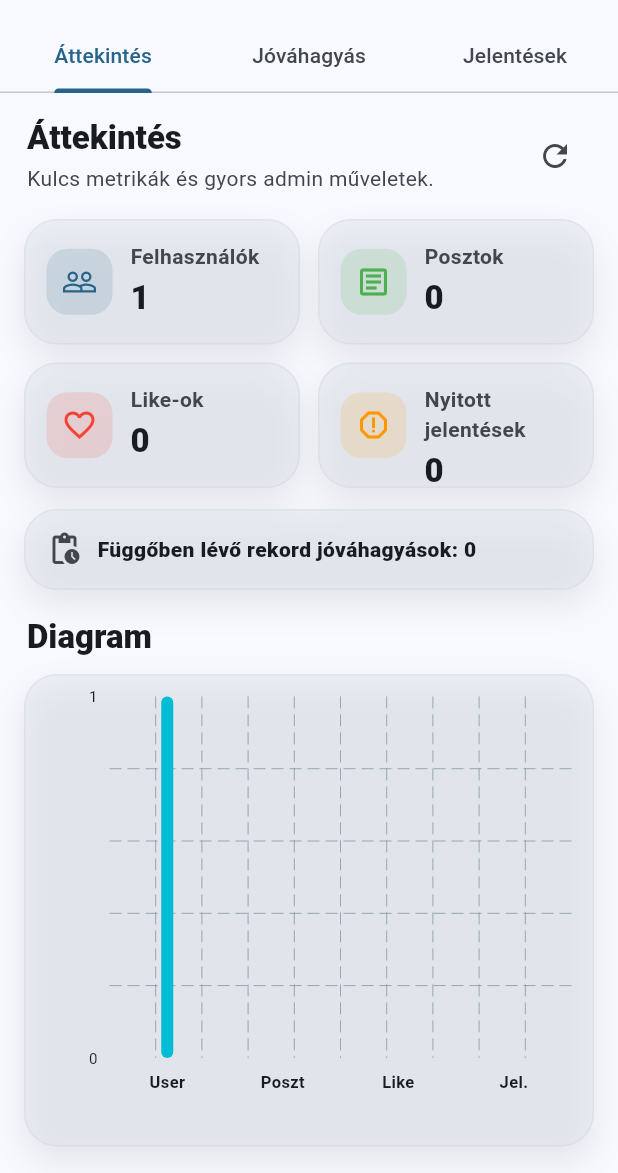
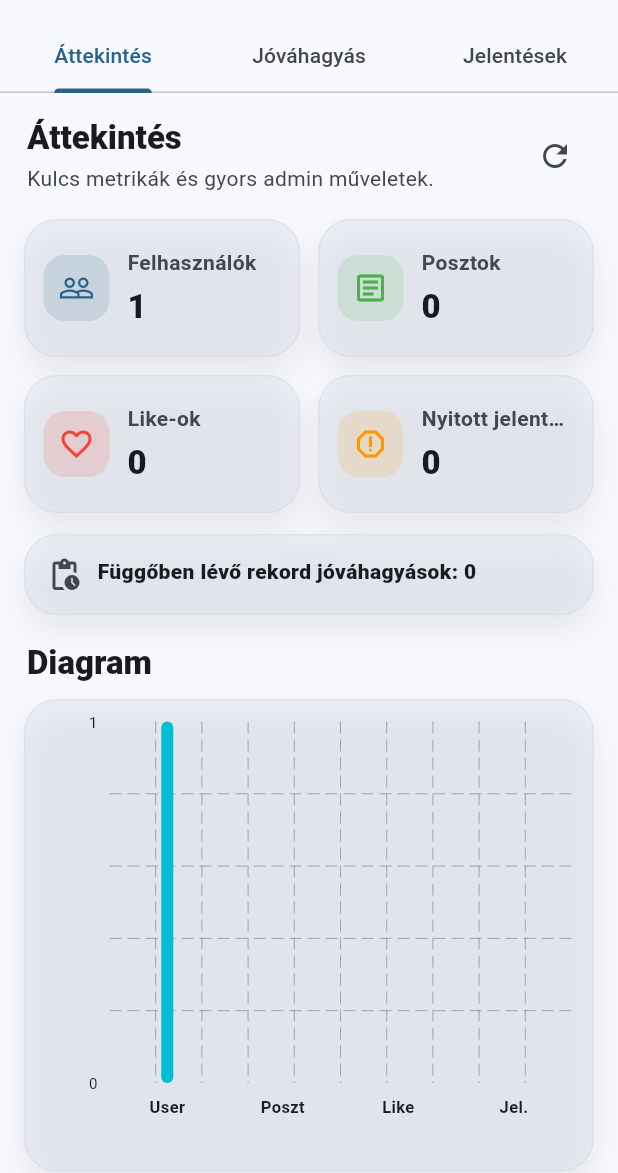
Before and after one commit to Poff26/pecazom_ios2, a Flutter app: the AdminPanelScreen screen opened directly, on a phone screen of 412 x 824 dp, the part 63-1236 px from its top. Run offline on Flutter 3.47's test engine with Material 3 defaults, Android fonts, the phone set to English and light mode, and no system bars; drawn by our look-alikes of fl_chart; our stand-ins replace cloud_firestore, firebase_auth, firebase_core, firebase_messaging, firebase_storage, flutter_local_notifications and 8 more; missing offline and left inert: fluster, in_app_update, tutorial_coach_mark; accounts and stored records are empty; network calls fail.

Commit message:
Update admin_panel_screen.dart

```diff
--- a/lib/screens/admin_panel_screen.dart
+++ b/lib/screens/admin_panel_screen.dart
@@ -106,8 +106,10 @@ class _Ui {
             child: Column(
               crossAxisAlignment: CrossAxisAlignment.start,
               children: [
-                Text(title,
-                    style: t.titleLarge?.copyWith(fontWeight: FontWeight.w900)),
+                Text(
+                  title,
+                  style: t.titleLarge?.copyWith(fontWeight: FontWeight.w900),
+                ),
                 if (subtitle != null) ...[
                   const SizedBox(height: 4),
                   Text(
@@ -256,7 +258,9 @@ class _AdminOverviewTabState extends State<AdminOverviewTab> {
     }) {
       return _Ui.glassCard(
         context,
+        padding: const EdgeInsets.all(12), // ✅ kisebb padding, több hely
         child: Row(
+          crossAxisAlignment: CrossAxisAlignment.center,
           children: [
             Container(
               width: 44,
@@ -270,19 +274,27 @@ class _AdminOverviewTabState extends State<AdminOverviewTab> {
             const SizedBox(width: 12),
             Expanded(
               child: Column(
+                mainAxisSize: MainAxisSize.min, // ✅ ne próbáljon „kitölteni”
                 crossAxisAlignment: CrossAxisAlignment.start,
                 children: [
                   Text(
                     title,
+                    maxLines: 1,
+                    overflow: TextOverflow.ellipsis, // ✅ ne csússzon szét
                     style: t.bodyMedium?.copyWith(
                       color: scheme.onSurfaceVariant,
                       fontWeight: FontWeight.w700,
                     ),
                   ),
-                  const SizedBox(height: 4),
-                  Text(
+                  const SizedBox(height: 6),
+                  FittedBox(
+                    fit: BoxFit.scaleDown, // ✅ nagy számoknál összébb megy
+                    alignment: Alignment.centerLeft,
+                    child: Text(
                       value,
-                    style: t.titleLarge?.copyWith(fontWeight: FontWeight.w900),
+                      style:
+                          t.titleLarge?.copyWith(fontWeight: FontWeight.w900),
+                    ),
                   ),
                 ],
               ),
@@ -309,45 +321,57 @@ class _AdminOverviewTabState extends State<AdminOverviewTab> {
           ),
           const SizedBox(height: 8),
 
-          GridView.count(
+          // ✅ FIX: Grid cella fix magassággal, nincs több overflow
+          GridView.builder(
+            shrinkWrap: true,
+            physics: const NeverScrollableScrollPhysics(),
+            itemCount: 4,
+            gridDelegate: const SliverGridDelegateWithFixedCrossAxisCount(
               crossAxisCount: 2,
               mainAxisSpacing: 12,
               crossAxisSpacing: 12,
-            shrinkWrap: true,
-            physics: const NeverScrollableScrollPhysics(),
-            childAspectRatio: 2.2,
-            children: [
-              kpi(
+              mainAxisExtent: 92, // ✅ stabil, overflow-mentes magasság
+            ),
+            itemBuilder: (context, index) {
+              switch (index) {
+                case 0:
+                  return kpi(
                     icon: Icons.people_outline,
                     title: 'Felhasználók',
                     value: userCount.toString(),
                     tint: scheme.primary,
-              ),
-              kpi(
+                  );
+                case 1:
+                  return kpi(
                     icon: Icons.article_outlined,
                     title: 'Posztok',
                     value: postCount.toString(),
                     tint: Colors.green,
-              ),
-              kpi(
+                  );
+                case 2:
+                  return kpi(
                     icon: Icons.favorite_outline,
                     title: 'Like-ok',
                     value: totalLikes.toString(),
                     tint: Colors.red,
-              ),
-              kpi(
+                  );
+                case 3:
+                default:
+                  return kpi(
                     icon: Icons.report_outlined,
                     title: 'Nyitott jelentések',
                     value: reportOpenCount.toString(),
                     tint: Colors.orange,
-              ),
-            ],
+                  );
+              }
+            },
           ),
 
           const SizedBox(height: 14),
           _Ui.glassCard(
             context,
             child: Row(
+              crossAxisAlignment: CrossAxisAlignment.start,
               children: [
                 Icon(Icons.pending_actions_outlined,
                     color: scheme.onSurfaceVariant),
@@ -356,6 +380,7 @@ class _AdminOverviewTabState extends State<AdminOverviewTab> {
                   child: Text(
                     'Függőben lévő rekord jóváhagyások: $recordPendingCount',
                     style: t.bodyMedium?.copyWith(fontWeight: FontWeight.w800),
+                    softWrap: true,
                   ),
                 ),
               ],
@@ -364,9 +389,6 @@ class _AdminOverviewTabState extends State<AdminOverviewTab> {
 
           const SizedBox(height: 18),
           _Ui.sectionHeader(context, title: 'Diagram'),
-
-          // ✅ FIX: RenderFlex overflow megszüntetése (bottomTitles + reservedSize + SideTitleWidget)
-          // ---------------- Diagram ----------------
 
           _Ui.glassCard(
             context,
@@ -394,7 +416,7 @@ class _AdminOverviewTabState extends State<AdminOverviewTab> {
                           if (label.isEmpty) return const SizedBox.shrink();
 
                           return SideTitleWidget(
-                            meta: meta, // ✅ fl_chart 1.1.1-ben kötelező
+                            meta: meta,
                             space: 8,
                             child: Text(
                               label,
@@ -414,7 +436,7 @@ class _AdminOverviewTabState extends State<AdminOverviewTab> {
                         interval: 20,
                         getTitlesWidget: (v, meta) {
                           return SideTitleWidget(
-                            meta: meta, // ✅ fl_chart 1.1.1-ben kötelező
+                            meta: meta,
                             space: 8,
                             child: Text(
                               v.toInt().toString(),
@@ -446,14 +468,15 @@ class _AdminOverviewTabState extends State<AdminOverviewTab> {
                     ),
                     BarChartGroupData(
                       x: 3,
-                      barRods: [BarChartRodData(toY: reportOpenCount.toDouble())],
+                      barRods: [
+                        BarChartRodData(toY: reportOpenCount.toDouble())
+                      ],
                     ),
                   ],
                 ),
               ),
             ),
           ),
-
 
           const SizedBox(height: 22),
           _Ui.sectionHeader(
@@ -530,7 +553,8 @@ class _AdminOverviewTabState extends State<AdminOverviewTab> {
                       children: [
                         CircleAvatar(
                           backgroundColor: scheme.primary.withOpacity(0.15),
-                          child: Icon(Icons.person_outline, color: scheme.primary),
+                          child:
+                              Icon(Icons.person_outline, color: scheme.primary),
                         ),
                         const SizedBox(width: 12),
                         Expanded(
@@ -539,6 +563,8 @@ class _AdminOverviewTabState extends State<AdminOverviewTab> {
                             children: [
                               Text(
                                 name,
+                                maxLines: 1,
+                                overflow: TextOverflow.ellipsis,
                                 style: Theme.of(context)
                                     .textTheme
                                     .titleMedium
@@ -547,10 +573,13 @@ class _AdminOverviewTabState extends State<AdminOverviewTab> {
                               if (email.isNotEmpty)
                                 Text(
                                   email,
+                                  maxLines: 1,
+                                  overflow: TextOverflow.ellipsis,
                                   style: Theme.of(context)
                                       .textTheme
                                       .bodySmall
-                                      ?.copyWith(color: scheme.onSurfaceVariant),
+                                      ?.copyWith(
+                                          color: scheme.onSurfaceVariant),
                                 ),
                             ],
                           ),
@@ -561,7 +590,8 @@ class _AdminOverviewTabState extends State<AdminOverviewTab> {
                           underline: const SizedBox.shrink(),
                           items: const [
                             DropdownMenuItem(value: 'user', child: Text('user')),
-                            DropdownMenuItem(value: 'admin', child: Text('admin')),
+                            DropdownMenuItem(
+                                value: 'admin', child: Text('admin')),
                           ],
                           onChanged: (newRole) async {
                             if (newRole == null) return;
@@ -731,10 +761,8 @@ class RecordReviewTab extends StatelessWidget {
         final docs = snapshot.data!.docs.toList();
 
         docs.sort((a, b) {
-          final ta =
-              _tsFrom(a.data()['submittedAt'])?.millisecondsSinceEpoch ?? 0;
-          final tb =
-              _tsFrom(b.data()['submittedAt'])?.millisecondsSinceEpoch ?? 0;
+          final ta = _tsFrom(a.data()['submittedAt'])?.millisecondsSinceEpoch ?? 0;
+          final tb = _tsFrom(b.data()['submittedAt'])?.millisecondsSinceEpoch ?? 0;
           return tb.compareTo(ta);
         });
 
@@ -775,6 +803,8 @@ class RecordReviewTab extends StatelessWidget {
                           Expanded(
                             child: Text(
                               '$fish • $weight kg',
+                              maxLines: 1,
+                              overflow: TextOverflow.ellipsis,
                               style: Theme.of(context)
                                   .textTheme
                                   .titleMedium
@@ -792,6 +822,8 @@ class RecordReviewTab extends StatelessWidget {
                       const SizedBox(height: 8),
                       Text(
                         '$name${email.isNotEmpty ? ' • $email' : ''}',
+                        maxLines: 2,
+                        overflow: TextOverflow.ellipsis,
                         style: Theme.of(context)
                             .textTheme
                             .bodySmall
@@ -1018,7 +1050,8 @@ class _ReportReviewTabState extends State<ReportReviewTab> {
                     final authorData = authorSnap.data;
                     final authorName =
                         (authorData?['name'] ?? 'Ismeretlen').toString();
-                    final authorEmail = (authorData?['email'] ?? '').toString();
+                    final authorEmail =
+                        (authorData?['email'] ?? '').toString();
                     final isBanned = authorData?['banned'] == true;
                     final bannedUntil = authorData?['bannedUntil'] as Timestamp?;
 
@@ -1044,6 +1077,8 @@ class _ReportReviewTabState extends State<ReportReviewTab> {
                                 Expanded(
                                   child: Text(
                                     'Jelentés • Poszt: ${postId.isEmpty ? '-' : postId}',
+                                    maxLines: 1,
+                                    overflow: TextOverflow.ellipsis,
                                     style: Theme.of(context)
                                         .textTheme
                                         .titleMedium
@@ -1076,6 +1111,8 @@ class _ReportReviewTabState extends State<ReportReviewTab> {
                             const SizedBox(height: 10),
                             Text(
                               'Jelentette: $reporterName${reporterEmail.isNotEmpty ? ' • $reporterEmail' : ''}',
+                              maxLines: 2,
+                              overflow: TextOverflow.ellipsis,
                               style: Theme.of(context)
                                   .textTheme
                                   .bodySmall
@@ -1085,6 +1122,8 @@ class _ReportReviewTabState extends State<ReportReviewTab> {
                               const SizedBox(height: 4),
                               Text(
                                 'Posztoló: $authorName${authorEmail.isNotEmpty ? ' • $authorEmail' : ''}',
+                                maxLines: 2,
+                                overflow: TextOverflow.ellipsis,
                                 style: Theme.of(context)
                                     .textTheme
                                     .bodySmall
@@ -1097,21 +1136,26 @@ class _ReportReviewTabState extends State<ReportReviewTab> {
                                 Icon(Icons.label_outline,
                                     size: 16, color: scheme.onSurfaceVariant),
                                 const SizedBox(width: 6),
-                                Text(
+                                Expanded(
+                                  child: Text(
                                     'Típus: $type',
+                                    maxLines: 1,
+                                    overflow: TextOverflow.ellipsis,
                                     style: Theme.of(context)
                                         .textTheme
                                         .bodySmall
-                                      ?.copyWith(color: scheme.onSurfaceVariant),
+                                        ?.copyWith(
+                                            color: scheme.onSurfaceVariant),
                                   ),
-                                const Spacer(),
+                                ),
                                 if (timeStr.isNotEmpty)
                                   Text(
                                     timeStr,
                                     style: Theme.of(context)
                                         .textTheme
                                         .bodySmall
-                                        ?.copyWith(color: scheme.onSurfaceVariant),
+                                        ?.copyWith(
+                                            color: scheme.onSurfaceVariant),
                                   ),
                               ],
                             ),
@@ -1122,9 +1166,8 @@ class _ReportReviewTabState extends State<ReportReviewTab> {
                                     ? "Eltiltva eddig: ${bannedUntil.toDate().toLocal().toString().split('.')[0]}"
                                     : "Véglegesen kitiltva",
                                 style: TextStyle(
-                                  color: bannedUntil != null
-                                      ? Colors.orange
-                                      : Colors.red,
+                                  color:
+                                      bannedUntil != null ? Colors.orange : Colors.red,
                                   fontWeight: FontWeight.w800,
                                 ),
                               ),
@@ -1137,7 +1180,8 @@ class _ReportReviewTabState extends State<ReportReviewTab> {
                                   style: Theme.of(context)
                                       .textTheme
                                       .bodySmall
-                                      ?.copyWith(color: scheme.onSurfaceVariant),
+                                      ?.copyWith(
+                                          color: scheme.onSurfaceVariant),
                                 ),
                               ],
                             ] else ...[
@@ -1172,8 +1216,7 @@ class _ReportReviewTabState extends State<ReportReviewTab> {
                                           ? null
                                           : () => unbanUser(postAuthorId),
                                       icon: const Icon(Icons.undo),
-                                      label:
-                                      const Text("Tiltás visszavonása"),
+                                      label: const Text("Tiltás visszavonása"),
                                     ),
                                 ],
                               ),
```
Lines whose indentation alone changed are shown as unchanged.
